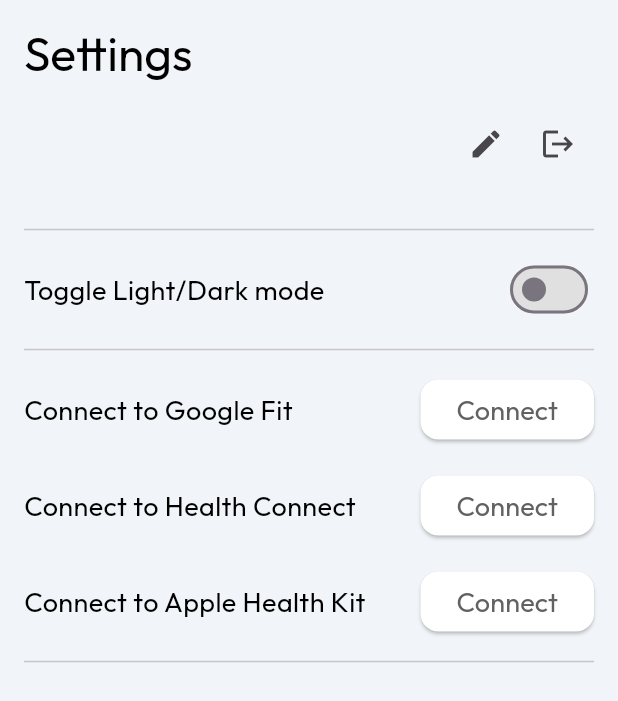
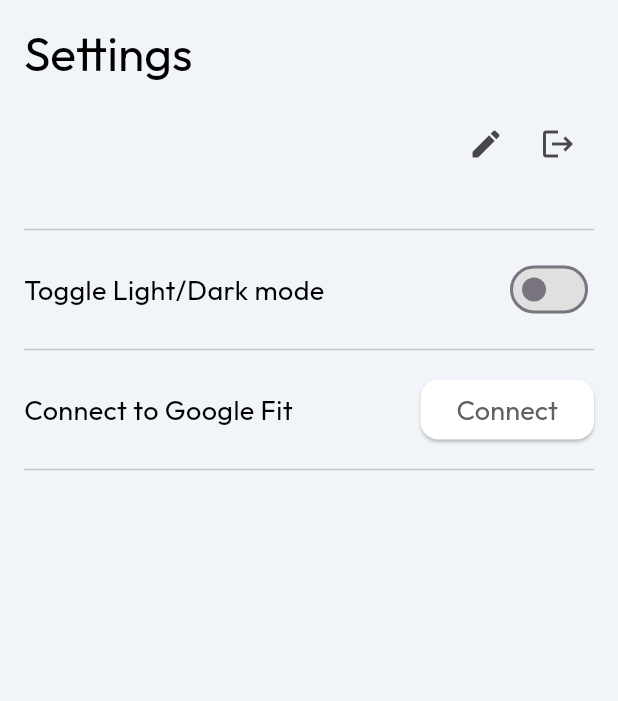
Before and after one commit to MeenVP/AsthsistPlus, a Flutter app: the SettingsPage screen opened directly, on a phone screen of 412 x 824 dp. Shown: the top 701 px of the screen. Run offline on Flutter 3.47's test engine with Material 3 defaults, Android fonts, the phone set to English and light mode, and no system bars; our stand-ins replace cloud_firestore, firebase_auth, firebase_core, fl_chart, flutter_local_notifications, geolocator and 3 more; missing offline and left inert: health, sklite, workmanager; accounts and stored records are empty; generated files the repository leaves out were written again.

Commit message:
Removed unnecessary buttons

```diff
--- a/lib/pages/settings_page.dart
+++ b/lib/pages/settings_page.dart
@@ -239,87 +239,87 @@ class _SettingsPageState extends State<SettingsPage> {
                       )
                     ]),
               ),
-              Padding(
-                padding: const EdgeInsetsDirectional.fromSTEB(0, 8, 0, 8),
-                child: Row(
-                  mainAxisAlignment: MainAxisAlignment.spaceBetween,
-                  children: [
-                    Text(
-                      'Connect to Health Connect',
-                      style: GoogleFonts.outfit(
-                        textStyle: const TextStyle(
-                          fontWeight: FontWeight.normal,
-                          fontSize: 18,
-                          color: Style.primaryText,
-                        ),
-                      ),
-                    ),
-                    ElevatedButton(
-                      style: TextButton.styleFrom(
-                        backgroundColor: Style.secondaryBackground,
-                        shape: const RoundedRectangleBorder(
-                            borderRadius:
-                                BorderRadius.all(Radius.circular(12))),
-                      ),
-                      onPressed: () {
-                        fetchData();
-                        // Implement your Google health connect connection functionality here
-                      },
-                      child: Text(
-                        'Connect',
-                        style: GoogleFonts.outfit(
-                          textStyle: const TextStyle(
-                            fontWeight: FontWeight.normal,
-                            fontSize: 18,
-                            color: Style.accent1,
-                          ),
-                        ),
-                      ),
-                    ),
-                  ],
-                ),
-              ),
-              Padding(
-                padding: const EdgeInsetsDirectional.fromSTEB(0, 8, 0, 8),
-                child: Row(
-                    mainAxisAlignment: MainAxisAlignment.spaceBetween,
-                    children: [
-                      Text(
-                        'Connect to Apple Health Kit',
-                        style: GoogleFonts.outfit(
-                          textStyle: const TextStyle(
-                            fontWeight: FontWeight.normal,
-                            fontSize: 18,
-                            color: Style.primaryText,
-                          ),
-                        ),
-                      ),
-                      ElevatedButton(
-                        style: TextButton.styleFrom(
-                          backgroundColor: Style.secondaryBackground,
-                          shape: const RoundedRectangleBorder(
-                              borderRadius:
-                                  BorderRadius.all(Radius.circular(12))),
-                        ),
-                        onPressed: () {
-                          Navigator.push(
-                            context,
-                            MaterialPageRoute(builder: (context) => const ControlTestInfoPage(showBackButton: true,)),
-                          );
-                        },
-                        child: Text(
-                          'Connect',
-                          style: GoogleFonts.outfit(
-                            textStyle: const TextStyle(
-                              fontWeight: FontWeight.normal,
-                              fontSize: 18,
-                              color: Style.accent1,
-                            ),
-                          ),
-                        ),
-                      )
-                    ]),
-              ),
+              // Padding(
+              //   padding: const EdgeInsetsDirectional.fromSTEB(0, 8, 0, 8),
+              //   child: Row(
+              //     mainAxisAlignment: MainAxisAlignment.spaceBetween,
+              //     children: [
+              //       Text(
+              //         'Connect to Health Connect',
+              //         style: GoogleFonts.outfit(
+              //           textStyle: const TextStyle(
+              //             fontWeight: FontWeight.normal,
+              //             fontSize: 18,
+              //             color: Style.primaryText,
+              //           ),
+              //         ),
+              //       ),
+              //       ElevatedButton(
+              //         style: TextButton.styleFrom(
+              //           backgroundColor: Style.secondaryBackground,
+              //           shape: const RoundedRectangleBorder(
+              //               borderRadius:
+              //                   BorderRadius.all(Radius.circular(12))),
+              //         ),
+              //         onPressed: () {
+              //           fetchData();
+              //           // Implement your Google health connect connection functionality here
+              //         },
+              //         child: Text(
+              //           'Connect',
+              //           style: GoogleFonts.outfit(
+              //             textStyle: const TextStyle(
+              //               fontWeight: FontWeight.normal,
+              //               fontSize: 18,
+              //               color: Style.accent1,
+              //             ),
+              //           ),
+              //         ),
+              //       ),
+              //     ],
+              //   ),
+              // ),
+              // Padding(
+              //   padding: const EdgeInsetsDirectional.fromSTEB(0, 8, 0, 8),
+              //   child: Row(
+              //       mainAxisAlignment: MainAxisAlignment.spaceBetween,
+              //       children: [
+              //         Text(
+              //           'Connect to Apple Health Kit',
+              //           style: GoogleFonts.outfit(
+              //             textStyle: const TextStyle(
+              //               fontWeight: FontWeight.normal,
+              //               fontSize: 18,
+              //               color: Style.primaryText,
+              //             ),
+              //           ),
+              //         ),
+              //         ElevatedButton(
+              //           style: TextButton.styleFrom(
+              //             backgroundColor: Style.secondaryBackground,
+              //             shape: const RoundedRectangleBorder(
+              //                 borderRadius:
+              //                     BorderRadius.all(Radius.circular(12))),
+              //           ),
+              //           onPressed: () {
+              //             Navigator.push(
+              //               context,
+              //               MaterialPageRoute(builder: (context) => const ControlTestInfoPage(showBackButton: true,)),
+              //             );
+              //           },
+              //           child: Text(
+              //             'Connect',
+              //             style: GoogleFonts.outfit(
+              //               textStyle: const TextStyle(
+              //                 fontWeight: FontWeight.normal,
+              //                 fontSize: 18,
+              //                 color: Style.accent1,
+              //               ),
+              //             ),
+              //           ),
+              //         )
+              //       ]),
+              // ),
               const Divider(),
             ],
           ),
```
